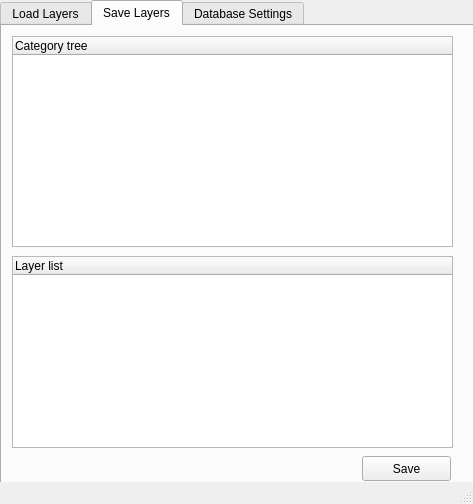
Above: lakeer_dialog_base.ui from Lakeer-org/lakeer-plugin before the change. Below: the same form after it.
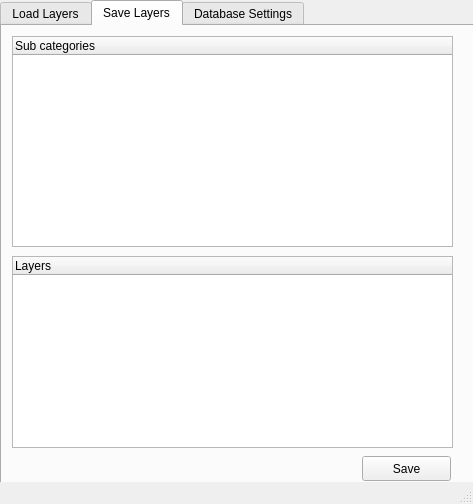
That is the form after the change. The open tabs and pages were chosen to show the change. Custom widgets are drawn as their Qt base class.

Commit message: Added code to load layers which are not saved to save layer tab

```diff
--- a/lakeer_dialog_base.ui
+++ b/lakeer_dialog_base.ui
@@ -138,7 +138,7 @@
       </property>
       <column>
        <property name="text">
-        <string>Category tree</string>
+        <string>Sub categories</string>
        </property>
       </column>
      </widget>
@@ -153,7 +153,7 @@
       </property>
       <column>
        <property name="text">
-        <string>Layer list</string>
+        <string>Layers</string>
        </property>
       </column>
      </widget>
```
The commit also changes 1 other file.
